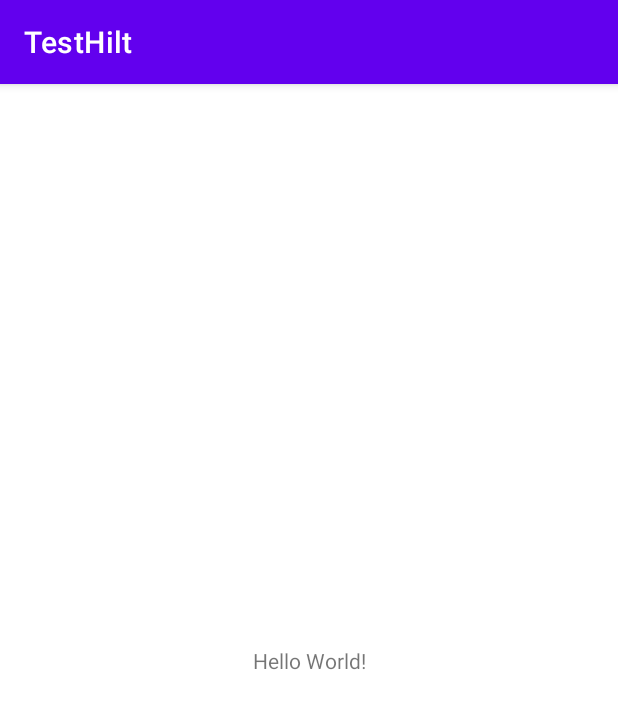
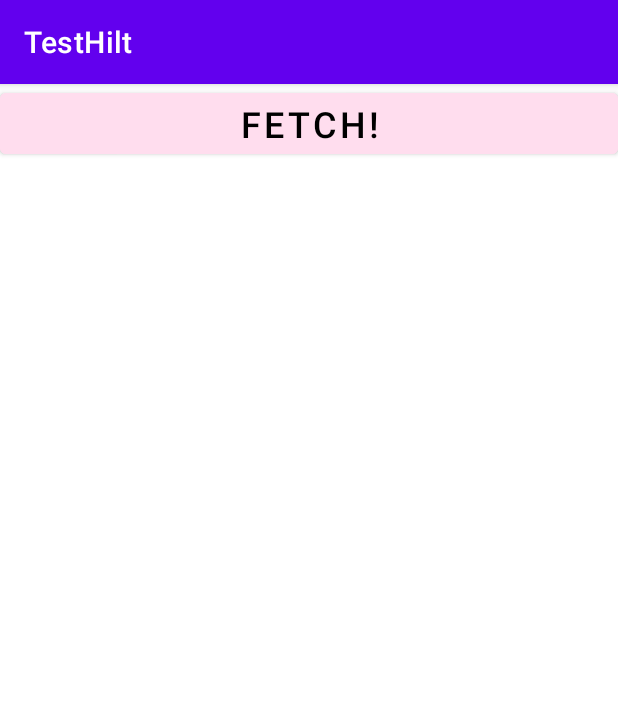
Before and after one commit to minWachya/TestHilt, an Android app: the screen it shows after launch (MainActivity), on a phone screen of 412 x 824 dp. Shown: the top 709 px of the screen. Run offline under Robolectric (Android 15) with nearby library versions, the phone set to English and light mode, and no system bars; our stand-ins replace Dagger/Hilt's generated code, data binding; pictures from the network do not load; 4 statements that could not run were skipped.

Commit message:
[feat] MainViewModel & di에 Module 추가

```diff
--- a/app/src/main/java/com/example/testhilt/data/remote/repository/DogRepository.kt
+++ b/app/src/main/java/com/example/testhilt/data/remote/repository/DogRepository.kt
@@ -3,6 +3,6 @@ package com.example.testhilt.data.remote.repository
 import com.example.testhilt.data.remote.model.BaseResponse
 import com.example.testhilt.data.remote.model.response.DogResponse
 
-interface  DogRepository {
+interface DogRepository {
     suspend fun getDog(): Result<BaseResponse<DogResponse>>
 }
--- /dev/null
+++ b/app/src/main/java/com/example/testhilt/di/DataSourceModule.kt
@@ -0,0 +1,18 @@
+package com.example.testhilt.di
+
+import com.example.testhilt.data.remote.datasource.DogDataSource
+import com.example.testhilt.data.remote.datasource.DogDataSourceImpl
+import dagger.Binds
+import dagger.Module
+import dagger.hilt.InstallIn
+import dagger.hilt.components.SingletonComponent
+import javax.inject.Singleton
+
+@Module
+@InstallIn(SingletonComponent::class)
+interface DataSourceModule {
+
+    @Binds
+    @Singleton
+    fun bindsDogDataSource(dataSourceImpl: DogDataSourceImpl): DogDataSource
+}
--- /dev/null
+++ b/app/src/main/java/com/example/testhilt/di/RepositoryModule.kt
@@ -0,0 +1,18 @@
+package com.example.testhilt.di
+
+import com.example.testhilt.data.remote.repository.DogRepository
+import com.example.testhilt.data.remote.repository.DogRepositoryImpl
+import dagger.Binds
+import dagger.Module
+import dagger.hilt.InstallIn
+import dagger.hilt.components.SingletonComponent
+import javax.inject.Singleton
+
+@Module
+@InstallIn(SingletonComponent::class)
+interface RepositoryModule {
+
+    @Binds
+    @Singleton
+    fun bindsDogRepository(repository: DogRepositoryImpl): DogRepository
+}
--- a/app/src/main/java/com/example/testhilt/di/RetrofitModule.kt
+++ b/app/src/main/java/com/example/testhilt/di/RetrofitModule.kt
@@ -9,6 +9,8 @@ import okhttp3.OkHttpClient
 import retrofit2.Retrofit
 import retrofit2.converter.gson.GsonConverterFactory
 import java.util.concurrent.TimeUnit
+import javax.inject.Inject
+import javax.inject.Named
 import javax.inject.Singleton
 
 @Module
@@ -16,8 +18,8 @@ import javax.inject.Singleton
 object RetrofitModule {
     private const val BASE_URL = "https://dog.ceo/"
 
+    @Singleton
     @Provides
-    @Singleton
     fun providesOkHttpClient(interceptor: Interceptor): OkHttpClient =
         OkHttpClient.Builder()
             .connectTimeout(10, TimeUnit.SECONDS)
--- /dev/null
+++ b/app/src/main/java/com/example/testhilt/di/RetrofitServiceModule.kt
@@ -0,0 +1,18 @@
+package com.example.testhilt.di
+
+import com.example.testhilt.data.remote.service.DogService
+import dagger.Module
+import dagger.Provides
+import dagger.hilt.InstallIn
+import dagger.hilt.components.SingletonComponent
+import retrofit2.Retrofit
+import javax.inject.Singleton
+
+@Module
+@InstallIn(SingletonComponent::class)
+object RetrofitServiceModule {
+    @Provides
+    @Singleton
+    fun provideDogService(retrofit: Retrofit): DogService =
+        retrofit.create(DogService::class.java)
+}
--- /dev/null
+++ b/app/src/main/java/com/example/testhilt/ui/base/BaseActivity.kt
@@ -0,0 +1,18 @@
+package com.example.testhilt.ui.base
+
+import android.os.Bundle
+import androidx.annotation.LayoutRes
+import androidx.appcompat.app.AppCompatActivity
+import androidx.databinding.DataBindingUtil
+import androidx.databinding.ViewDataBinding
+
+abstract class BaseActivity<T : ViewDataBinding>(@LayoutRes val layoutRes: Int) :
+    AppCompatActivity() {
+    protected lateinit var binding: T
+
+    override fun onCreate(savedInstanceState: Bundle?) {
+        super.onCreate(savedInstanceState)
+        binding = DataBindingUtil.setContentView(this, layoutRes)
+        binding.lifecycleOwner = this@BaseActivity
+    }
+}
--- a/app/src/main/java/com/example/testhilt/ui/main/MainActivity.kt
+++ b/app/src/main/java/com/example/testhilt/ui/main/MainActivity.kt
@@ -1,12 +1,28 @@
 package com.example.testhilt.ui.main
 
-import androidx.appcompat.app.AppCompatActivity
 import android.os.Bundle
+import androidx.activity.viewModels
 import com.example.testhilt.R
+import com.example.testhilt.data.remote.datasource.DogDataSourceImpl
+import com.example.testhilt.data.remote.datasource.DogDataSourceImpl_Factory
+import com.example.testhilt.data.remote.repository.DogRepository
+import com.example.testhilt.data.remote.repository.DogRepositoryImpl
+import com.example.testhilt.data.remote.service.DogService
+import com.example.testhilt.databinding.ActivityMainBinding
+import com.example.testhilt.ui.base.BaseActivity
+import com.example.testhilt.ui.main.viewmodel.MainViewModel
+import dagger.hilt.android.AndroidEntryPoint
 
-class MainActivity : AppCompatActivity() {
+@AndroidEntryPoint
+class MainActivity : BaseActivity<ActivityMainBinding>(R.layout.activity_main) {
+
+    private val viewModel: MainViewModel by viewModels()
+
     override fun onCreate(savedInstanceState: Bundle?) {
         super.onCreate(savedInstanceState)
-        setContentView(R.layout.activity_main)
+        binding.vm = viewModel
+
+        // DogRepositoryImpl(DogDataSourceImpl(DogService()))
     }
+
 }
--- a/app/src/main/java/com/example/testhilt/ui/main/viewmodel/MainViewModel.kt
+++ b/app/src/main/java/com/example/testhilt/ui/main/viewmodel/MainViewModel.kt
@@ -18,13 +18,22 @@ class MainViewModel @Inject constructor(
     private val _response = MutableLiveData<DogResponse>()
     val response: LiveData<DogResponse> = _response
 
-    fun fetchDogResponse() = viewModelScope.launch {
+    init {
+        fetchDogResponse()
+    }
+
+    private fun fetchDogResponse() = viewModelScope.launch {
         viewModelScope.launch {
             repository.getDog().onSuccess {
                 _response.postValue(it.data as DogResponse)
+                Log.d("mmm", "get dog api success")
             }.onFailure {
                 Log.d("mmm", "get dog api fail")
             }
         }
     }
+
+    fun clickBtnFetch() {
+        fetchDogResponse()
+    }
 }
--- /dev/null
+++ b/app/src/main/java/com/example/testhilt/ui/util/ImageBindingAdapters.kt
@@ -0,0 +1,14 @@
+package com.example.testhilt.ui.util
+
+import android.widget.ImageView
+import androidx.databinding.BindingAdapter
+import com.bumptech.glide.Glide
+
+@BindingAdapter("imageUrl")
+fun loadImage(view: ImageView, imageUrl: String?) {
+    if (!imageUrl.isNullOrEmpty()) {
+        Glide.with(view)
+            .load(imageUrl)
+            .into(view)
+    }
+}
--- a/app/src/main/res/layout/activity_main.xml
+++ b/app/src/main/res/layout/activity_main.xml
@@ -1,18 +1,43 @@
 <?xml version="1.0" encoding="utf-8"?>
-<androidx.constraintlayout.widget.ConstraintLayout xmlns:android="http://schemas.android.com/apk/res/android"
+<layout xmlns:android="http://schemas.android.com/apk/res/android"
     xmlns:app="http://schemas.android.com/apk/res-auto"
-    xmlns:tools="http://schemas.android.com/tools"
+    xmlns:tools="http://schemas.android.com/tools">
+
+    <data>
+
+        <variable
+            name="vm"
+            type="com.example.testhilt.ui.main.viewmodel.MainViewModel" />
+    </data>
+
+    <androidx.constraintlayout.widget.ConstraintLayout
         android:layout_width="match_parent"
         android:layout_height="match_parent"
         tools:context=".ui.main.MainActivity">
 
-    <TextView
-        android:layout_width="wrap_content"
+        <Button
+            android:id="@+id/btn_fetch"
+            android:layout_width="0dp"
             android:layout_height="wrap_content"
-        android:text="Hello World!"
-        app:layout_constraintBottom_toBottomOf="parent"
+            android:backgroundTint="#ffddee"
+            android:onClick="@{() -> vm.clickBtnFetch()}"
+            android:text="fetch!"
+            android:textColor="@color/black"
+            android:textSize="24sp"
             app:layout_constraintEnd_toEndOf="parent"
             app:layout_constraintStart_toStartOf="parent"
             app:layout_constraintTop_toTopOf="parent" />
 
+        <ImageView
+            android:id="@+id/tv_dog"
+            imageUrl="@{vm.response.message}"
+            android:layout_width="0dp"
+            android:layout_height="0dp"
+            android:contentDescription="강아지 사진 보일 곳"
+            app:layout_constraintBottom_toBottomOf="parent"
+            app:layout_constraintEnd_toEndOf="parent"
+            app:layout_constraintStart_toStartOf="parent"
+            app:layout_constraintTop_toBottomOf="@id/btn_fetch" />
+
     </androidx.constraintlayout.widget.ConstraintLayout>
+</layout>
```
Lines whose indentation alone changed are shown as unchanged.
